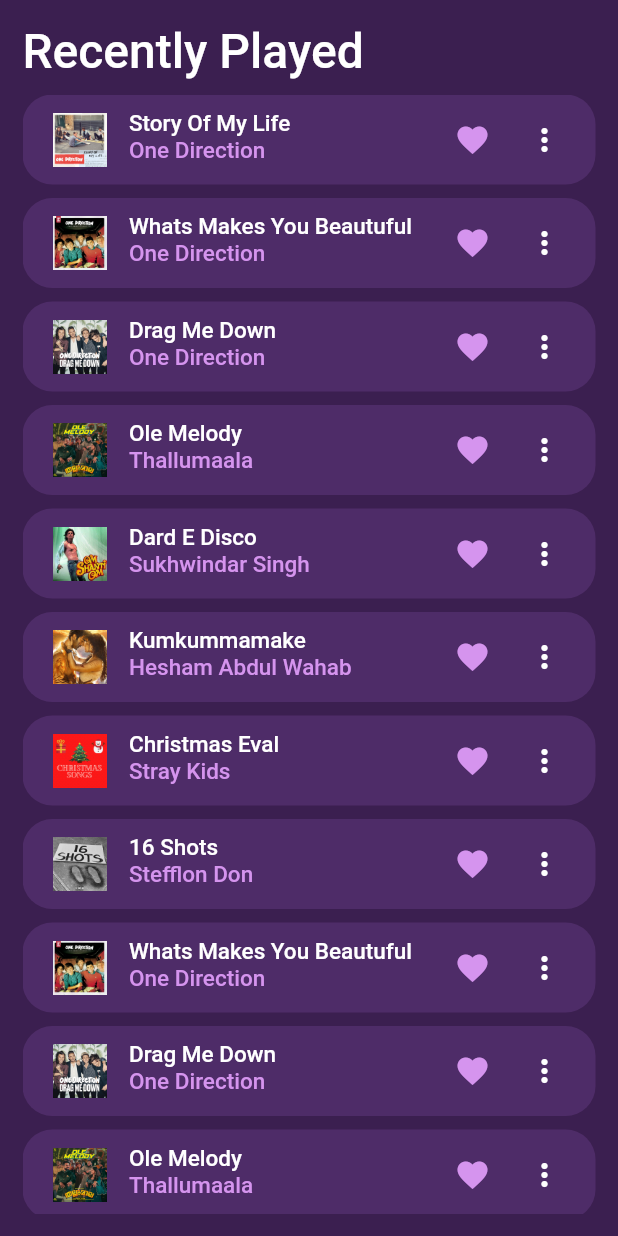
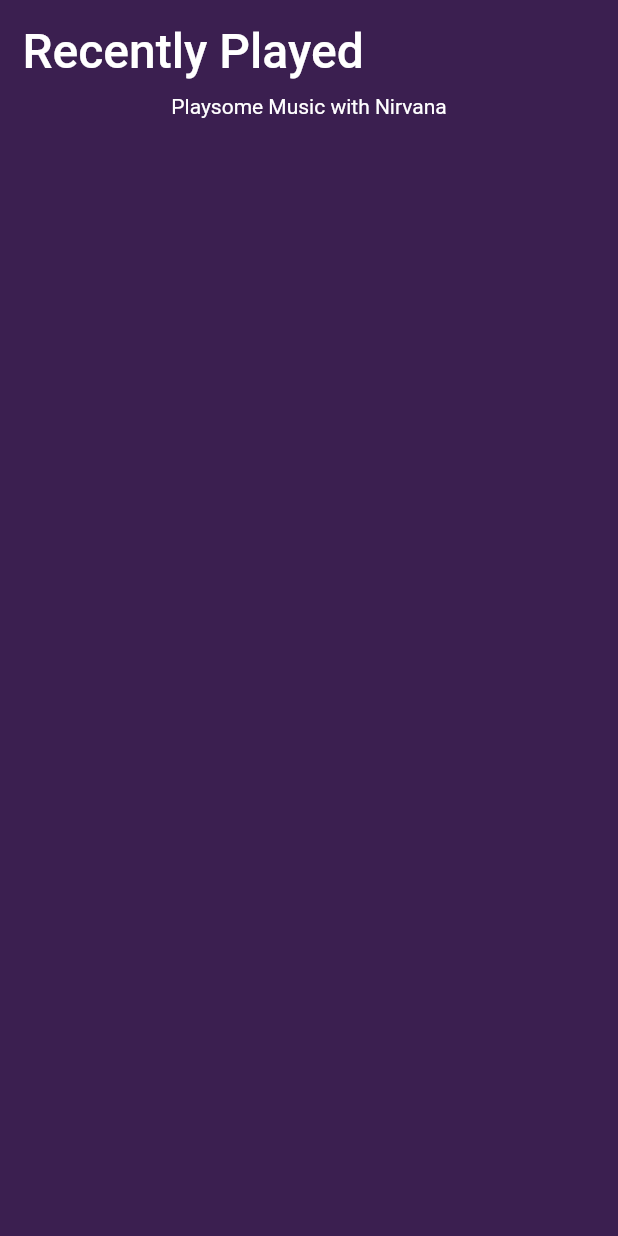
Before and after one commit to mvharikrishnan/Nirvana_Music_Player, a Flutter app: the screen it shows after launch, after a tap on the "av timer" icon, on a phone screen of 412 x 824 dp. Run offline on Flutter 3.47's test engine with Material 2 defaults, Android fonts, the phone set to English and light mode, and no system bars; our stand-ins replace animated_text_kit, assets_audio_player, audio_video_progress_bar, hive, hive_flutter, marquee and 4 more; accounts and stored records are empty.

Commit message:
recent songs completed

```diff
--- /dev/null
+++ b/lib/Functions/recentSongs.dart
@@ -0,0 +1,24 @@
+import 'package:flutter/cupertino.dart';
+import 'package:hive/hive.dart';
+import 'package:nirvana/database/database_functions/dbFunctions.dart';
+import 'package:nirvana/database/songdb.dart';
+
+class recentSongsClass {
+  static final Box<List> playlistBox = getPlaylistBox();
+  static final Box<Songs> SongBox = getSongBox();
+  static addSongtoRecent({required BuildContext context, required String ID})async {
+    final List<Songs> allSongs = SongBox.values.toList().cast<Songs>();
+    final List<Songs> recentSongList =
+        playlistBox.get('RecentSongs')!.toList().cast<Songs>();
+    final Songs recentSong =
+        allSongs.firstWhere((song) => song.songPath.contains(ID));
+        if(recentSongList.where((song) => song.songPath == recentSong.songPath).isEmpty){
+          recentSongList.add(recentSong);
+          await playlistBox.put('RecentSongs', recentSongList);
+        }else{
+          recentSongList.removeWhere((song) => song.songPath == recentSong.songPath);
+          recentSongList.add(recentSong);
+          await playlistBox.put('RecentSongs', recentSongList);
+        }
+  }
+}
--- a/lib/screens/playlistScreen.dart
+++ b/lib/screens/playlistScreen.dart
@@ -43,7 +43,7 @@ class PlaylistScreen extends StatelessWidget {
                 child: Expanded(
                   child: GridView.count(
 
-                    mainAxisSpacing: 10,
+                    mainAxisSpacing: 9,
                     shrinkWrap: true,
                     crossAxisCount: 2,
                     children: [
--- a/lib/screens/recentlyPlayedScreen.dart
+++ b/lib/screens/recentlyPlayedScreen.dart
@@ -1,11 +1,18 @@
+import 'package:assets_audio_player/assets_audio_player.dart';
 import 'package:flutter/material.dart';
 import 'package:flutter/src/foundation/key.dart';
 import 'package:flutter/src/widgets/framework.dart';
+// import 'package:hive/hive.dart';
+import 'package:hive_flutter/hive_flutter.dart';
+import 'package:nirvana/database/database_functions/dbFunctions.dart';
+import 'package:nirvana/database/songdb.dart';
 import 'package:nirvana/widgets/playlistRecenltyTile.dart';
+import 'package:nirvana/widgets/songTile.dart';
 
 class RecentlyPlayedScreen extends StatelessWidget {
-  const RecentlyPlayedScreen({Key? key}) : super(key: key);
-
+  RecentlyPlayedScreen({Key? key}) : super(key: key);
+  Box<List> PlaylistBox = getPlaylistBox();
+  final AssetsAudioPlayer audioPlayer = AssetsAudioPlayer.withId('0');
   @override
   Widget build(BuildContext context) {
     return Scaffold(
@@ -37,114 +44,33 @@ class RecentlyPlayedScreen extends StatelessWidget {
                 },
                 child: ListView(
                   children: [
-                    PlaylistRecentlyTile(
-                      SongTitle: 'Story Of My Life',
-                      SongDetails: 'One Direction',
-                      SongCoverImage: 'assets/images/StoryOfMyLife.png',
-                      StartTimer: '1:12',
-                      EndTimer: '2:59',
-                    ),
-                    PlaylistRecentlyTile(
-                      SongTitle: 'Whats Makes You Beautuful',
-                      SongDetails: 'One Direction',
-                      SongCoverImage:
-                          'assets/images/What_Makes_You_Beautiful_Album_Cover.jpg',
-                      StartTimer: '0:00',
-                      EndTimer: '3.03',
-                    ),
-                    PlaylistRecentlyTile(
-                      SongTitle: 'Drag Me Down',
-                      SongDetails: 'One Direction',
-                      SongCoverImage:
-                          'assets/images/One_Direction_-_Drag_Me_Down_(Official_Single_Cover).png',
-                      StartTimer: '0:00',
-                      EndTimer: '3:12',
-                    ),
-                    PlaylistRecentlyTile(
-                      SongTitle: 'Ole Melody',
-                      SongDetails: 'Thallumaala',
-                      SongCoverImage: 'assets/images/ole meledy.jpg',
-                      StartTimer: '0:00',
-                      EndTimer: '3:12',
-                    ),
-                    PlaylistRecentlyTile(
-                      SongTitle: 'Dard E Disco',
-                      SongDetails: 'Sukhwindar Singh',
-                      SongCoverImage: 'assets/images/dard e disco.jpg',
-                      StartTimer: '0:00',
-                      EndTimer: '3:12',
-                    ),
-                    PlaylistRecentlyTile(
-                      SongTitle: 'Kumkummamake',
-                      SongDetails: 'Hesham Abdul Wahab',
-                      SongCoverImage: 'assets/images/Brahmastra-1b.jpg',
-                      StartTimer: '0:00',
-                      EndTimer: '3:12',
-                    ),
-                    PlaylistRecentlyTile(
-                      SongTitle: 'Christmas Eval',
-                      SongDetails: 'Stray Kids',
-                      SongCoverImage: 'assets/images/christmas.jpg',
-                      StartTimer: '0:00',
-                      EndTimer: '3:12',
-                    ),
-                    PlaylistRecentlyTile(
-                      SongTitle: '16 Shots',
-                      SongDetails: 'Stefflon Don',
-                      SongCoverImage: 'assets/images/16 shots.jpg',
-                      StartTimer: '0:00',
-                      EndTimer: '3:12',
-                    ),
-                      PlaylistRecentlyTile(
-                      SongTitle: 'Whats Makes You Beautuful',
-                      SongDetails: 'One Direction',
-                      SongCoverImage:
-                          'assets/images/What_Makes_You_Beautiful_Album_Cover.jpg',
-                      StartTimer: '0:00',
-                      EndTimer: '3.03',
-                    ),
-                    PlaylistRecentlyTile(
-                      SongTitle: 'Drag Me Down',
-                      SongDetails: 'One Direction',
-                      SongCoverImage:
-                          'assets/images/One_Direction_-_Drag_Me_Down_(Official_Single_Cover).png',
-                      StartTimer: '0:00',
-                      EndTimer: '3:12',
-                    ),
-                    PlaylistRecentlyTile(
-                      SongTitle: 'Ole Melody',
-                      SongDetails: 'Thallumaala',
-                      SongCoverImage: 'assets/images/ole meledy.jpg',
-                      StartTimer: '0:00',
-                      EndTimer: '3:12',
-                    ),
-                    PlaylistRecentlyTile(
-                      SongTitle: 'Dard E Disco',
-                      SongDetails: 'Sukhwindar Singh',
-                      SongCoverImage: 'assets/images/dard e disco.jpg',
-                      StartTimer: '0:00',
-                      EndTimer: '3:12',
-                    ),
-                    PlaylistRecentlyTile(
-                      SongTitle: 'Kumkummamake',
-                      SongDetails: 'Hesham Abdul Wahab',
-                      SongCoverImage: 'assets/images/Brahmastra-1b.jpg',
-                      StartTimer: '0:00',
-                      EndTimer: '3:12',
-                    ),
-                    PlaylistRecentlyTile(
-                      SongTitle: 'Christmas Eval',
-                      SongDetails: 'Stray Kids',
-                      SongCoverImage: 'assets/images/christmas.jpg',
-                      StartTimer: '0:00',
-                      EndTimer: '3:12',
-                    ),
-                    PlaylistRecentlyTile(
-                      SongTitle: '16 Shots',
-                      SongDetails: 'Stefflon Don',
-                      SongCoverImage: 'assets/images/16 shots.jpg',
-                      StartTimer: '0:00',
-                      EndTimer: '3:12',
+                    ValueListenableBuilder(
+                      valueListenable: PlaylistBox.listenable(),
+                      builder: (context, Box<List> value, Widget? child) {
+                        List<Songs> musicList = PlaylistBox.get('RecentSongs')!
+                            .toList()
+                            .cast<Songs>();
+                        return (musicList.isEmpty)
+                            ? Center(
+                                child: Text(
+                                'Playsome Music with Nirvana',
+                                style: TextStyle(color: Colors.white),
+                              ))
+                            : ListView.builder(
+                                itemCount: musicList.length,
+                                shrinkWrap: true,
+                                physics: ScrollPhysics(),
+                                itemBuilder: (context, index) {
+                                  return SongTile(
+                                    Index: index,
+                                    audioPlayer: audioPlayer,
+                                    //keys: keys,
+                                    onpressed: () {},
+                                    audioList: musicList,
+                                  );
+                                },
+                              );
+                      },
                     ),
                   ],
                 ),
--- a/lib/screens/splashScreen.dart
+++ b/lib/screens/splashScreen.dart
@@ -31,6 +31,9 @@ class _SplashScreenState extends State<SplashScreen> {
 
   //list for liked songs
   List<Songs> likedSongs = [];
+
+  //List for recent Songs
+  List<Songs> RecentSongs = [];
 
   //refering the songBox
   Box<Songs> songBox = getSongBox();
@@ -89,11 +92,18 @@ class _SplashScreenState extends State<SplashScreen> {
       print('Song box is not empty ${songBox.length}');
     }
     accesssTheKeysForLikedSongs();
+    accessTheKeysForRecentSongs();
   }
 
   Future accesssTheKeysForLikedSongs() async {
     if (!playlistbox.keys.contains('LikedSongs')) {
       await playlistbox.put('LikedSongs', likedSongs);
+    }
+  }
+
+  Future accessTheKeysForRecentSongs() async {
+    if (!playlistbox.keys.contains('RecentSongs')) {
+      await playlistbox.put('RecentSongs', RecentSongs);
     }
   }
 
--- a/lib/widgets/playlistGridTile.dart
+++ b/lib/widgets/playlistGridTile.dart
@@ -54,7 +54,7 @@ class PlaylistGridTile extends StatelessWidget {
             ),
           ),
           Positioned(
-            bottom: 10.01,
+            bottom: 2,
             child: Container(
               height: 52,
               width: 165,
--- a/lib/widgets/songTile.dart
+++ b/lib/widgets/songTile.dart
@@ -8,6 +8,7 @@ import 'package:hive_flutter/adapters.dart';
 import 'package:marquee/marquee.dart';
 import 'package:nirvana/Functions/likedSongs.dart';
 import 'package:nirvana/Functions/musicFunctions.dart';
+import 'package:nirvana/Functions/recentSongs.dart';
 import 'package:nirvana/database/songdb.dart';
 import 'package:nirvana/screens/songPlayScreen.dart';
 import 'package:on_audio_query/on_audio_query.dart';
@@ -49,6 +50,7 @@ class _SongTileState extends State<SongTile> {
         //Navigator.of(context).push(_createRoute());
         // PlaySong(songConvertedList[Index].songPath);
         // print(songConvertedList[Index].songTitle);
+        recentSongsClass.addSongtoRecent(context: context, ID: widget.audioList[widget.Index].songPath);
         showMiniPlayer(
           context: context,
           index: widget.Index,
```
Lines whose indentation alone changed are shown as unchanged.
